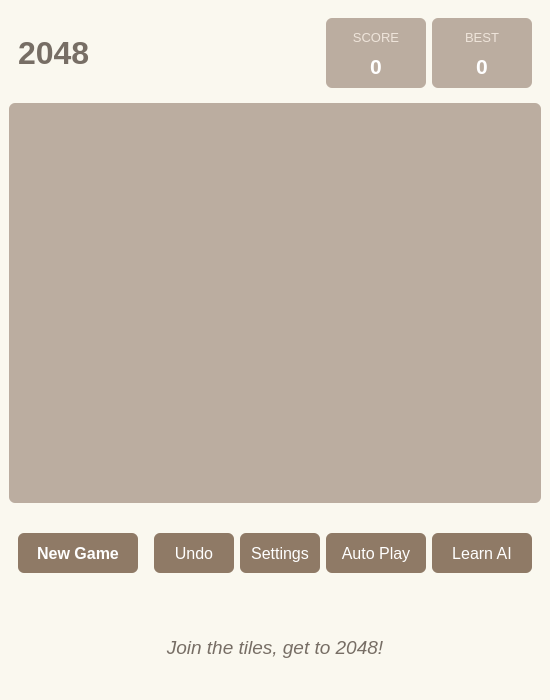
Above: mainwindow.ui from nju-zym/2048-qt before the change. Below: the same form after it.
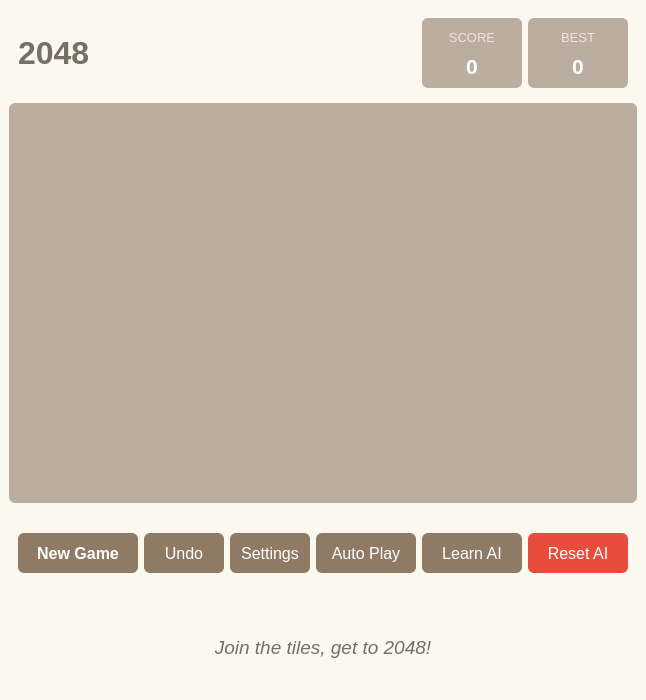
That is the form after the change.

```diff
--- a/mainwindow.ui
+++ b/mainwindow.ui
@@ -387,6 +387,34 @@
          </property>
         </widget>
        </item>
+       <item>
+        <widget class="QPushButton" name="resetAIButton">
+         <property name="minimumSize">
+          <size>
+           <width>100</width>
+           <height>40</height>
+          </size>
+         </property>
+         <property name="font">
+          <font>
+           <pointsize>12</pointsize>
+          </font>
+         </property>
+         <property name="styleSheet">
+          <string notr="true">QPushButton {
+    background-color: #e74c3c;
+    color: white;
+    border-radius: 6px;
+}
+QPushButton:hover {
+    background-color: #c0392b;
+}</string>
+         </property>
+         <property name="text">
+          <string>Reset AI</string>
+         </property>
+        </widget>
+       </item>
       </layout>
      </widget>
     </item>
```
